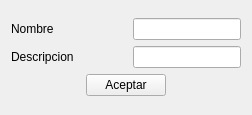
Above: vitrina/almacen_datos.ui from rodety/Jireh before the change. Below: the same form after it.
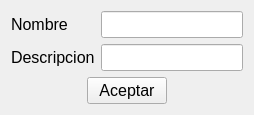
That is the form after the change.

The edit to the form file:
```diff
--- a/vitrina/almacen_datos.ui
+++ b/vitrina/almacen_datos.ui
@@ -10,6 +10,11 @@
     <height>115</height>
    </rect>
   </property>
+  <property name="font">
+   <font>
+    <pointsize>12</pointsize>
+   </font>
+  </property>
   <property name="windowTitle">
    <string>Form</string>
   </property>
```
